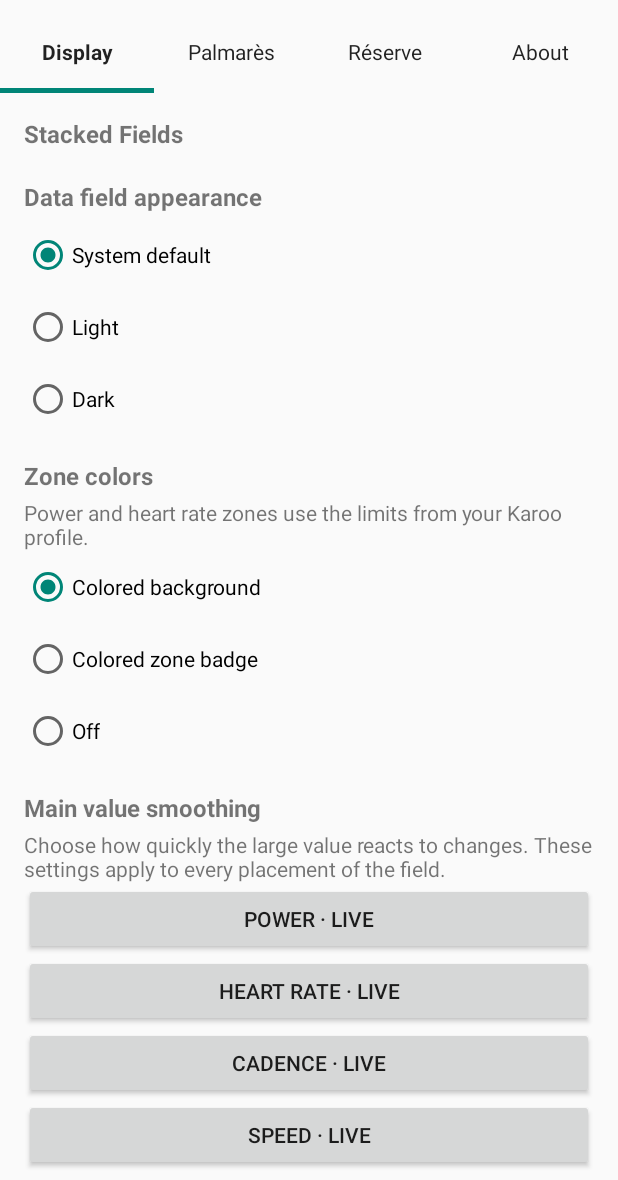
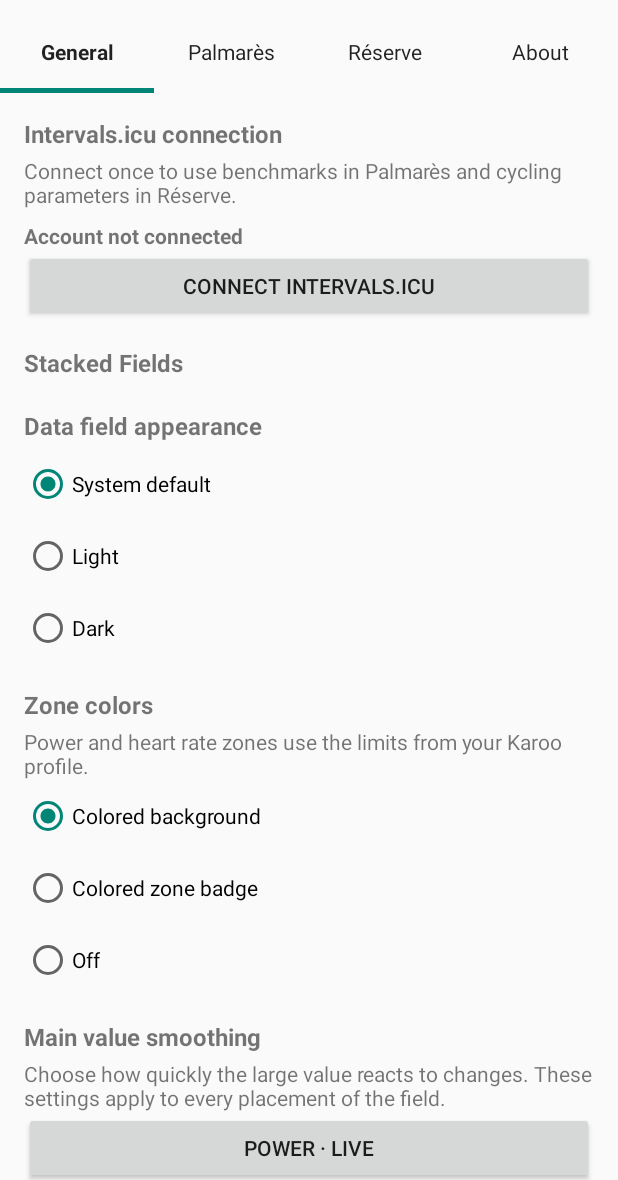
Before and after one commit to jlojkasek/ketape, an Android app: the screen it shows after launch (SettingsActivity), on a phone screen of 412 x 824 dp, the part 56-1236 px from its top. Run offline under Robolectric (Android 15) with nearby library versions, the phone set to English and light mode, and no system bars.

Commit message:
Show Intervals.icu connection in General settings

```diff
--- a/app/build.gradle.kts
+++ b/app/build.gradle.kts
@@ -7,8 +7,8 @@ android {
         applicationId = "io.github.jlojkasek.ketape"
         minSdk = 23
         targetSdk = 34
-        versionCode = 16
-        versionName = "1.1.4"
+        versionCode = 17
+        versionName = "1.1.5"
         testInstrumentationRunner = "androidx.test.runner.AndroidJUnitRunner"
     }
     buildFeatures { buildConfig = true }
--- a/app/src/main/kotlin/io/github/jlojkasek/ketape/SettingsActivity.kt
+++ b/app/src/main/kotlin/io/github/jlojkasek/ketape/SettingsActivity.kt
@@ -35,6 +35,7 @@ class SettingsActivity : Activity() {
     private lateinit var recordStatus: TextView
     private lateinit var defaultRecordStatusColors: ColorStateList
     private lateinit var recordFeedback: TextView
+    private lateinit var referenceFeedback: TextView
     private lateinit var recordDetails: LinearLayout
     private lateinit var recordValues: LinearLayout
     private lateinit var recordDates: TextView
@@ -66,6 +67,32 @@ class SettingsActivity : Activity() {
         }
 
         val display = settingsPage {
+            addView(label(R.string.intervals_connection_title, heading = true))
+            addView(label(R.string.intervals_connection_detail))
+            recordStatus = TextView(this@SettingsActivity).apply {
+                setTypeface(typeface, Typeface.BOLD)
+                setPadding(0, dp(8), 0, 0)
+            }.also {
+                defaultRecordStatusColors = it.textColors
+                addView(it)
+            }
+            recordFeedback = TextView(this@SettingsActivity).also { addView(it) }
+            connectButton = Button(this@SettingsActivity).apply {
+                setText(R.string.records_connect)
+                setOnClickListener { showApiKeyDialog() }
+            }.also { addView(it) }
+            disconnectButton = Button(this@SettingsActivity, null, android.R.attr.borderlessButtonStyle).apply {
+                setText(R.string.records_disconnect)
+                setOnClickListener {
+                    AlertDialog.Builder(this@SettingsActivity)
+                        .setMessage(R.string.records_disconnect_detail)
+                        .setNegativeButton(R.string.settings_cancel, null)
+                        .setPositiveButton(R.string.records_disconnect) { _, _ ->
+                            runRecordAction { records.disconnect() }
+                        }.show()
+                }
+            }.also { addView(it) }
+
             addView(label(R.string.stacked_fields_name, heading = true))
             addView(label(R.string.settings_theme, heading = true))
             addView(choices("theme", listOf(
@@ -145,18 +172,7 @@ class SettingsActivity : Activity() {
             addView(label(R.string.records_title, heading = true))
             addView(label(R.string.records_detail))
             addView(label(R.string.ride_continuity_help))
-            recordStatus = TextView(this@SettingsActivity).apply {
-                setTypeface(typeface, Typeface.BOLD)
-                setPadding(0, dp(8), 0, 0)
-            }.also {
-                defaultRecordStatusColors = it.textColors
-                addView(it)
-            }
-            recordFeedback = TextView(this@SettingsActivity).also { addView(it) }
-            connectButton = Button(this@SettingsActivity).apply {
-                setText(R.string.records_connect)
-                setOnClickListener { showApiKeyDialog() }
-            }.also { addView(it) }
+            referenceFeedback = TextView(this@SettingsActivity).also { addView(it) }
             addView(label(R.string.power_best_durations, heading = true))
             addView(label(R.string.power_best_durations_detail))
             addView(Button(this@SettingsActivity).apply {
@@ -187,17 +203,6 @@ class SettingsActivity : Activity() {
                         prefs.edit().putBoolean(RECORD_SOUND, enabled).apply()
                     }
                 })
-                disconnectButton = Button(this@SettingsActivity, null, android.R.attr.borderlessButtonStyle).apply {
-                    setText(R.string.records_disconnect)
-                    setOnClickListener {
-                        AlertDialog.Builder(this@SettingsActivity)
-                            .setMessage(R.string.records_disconnect_detail)
-                            .setNegativeButton(R.string.settings_cancel, null)
-                            .setPositiveButton(R.string.records_disconnect) { _, _ ->
-                                runRecordAction { records.disconnect() }
-                            }.show()
-                    }
-                }.also { addView(it) }
             }.also { addView(it) }
 
         }
@@ -589,6 +594,7 @@ class SettingsActivity : Activity() {
         connectButton.isEnabled = !busy
         recordDetails.visibility = if (connected) View.VISIBLE else View.GONE
         syncButton.isEnabled = !busy
+        disconnectButton.visibility = if (connected) View.VISIBLE else View.GONE
         disconnectButton.isEnabled = !busy
         val showConnected = connected && message != R.string.records_key_rejected
         recordStatus.setTextColor(if (showConnected)
@@ -600,6 +606,8 @@ class SettingsActivity : Activity() {
         }
         recordFeedback.text = feedback ?: message?.let { getString(it) }.orEmpty()
         recordFeedback.visibility = if (recordFeedback.text.isEmpty()) View.GONE else View.VISIBLE
+        referenceFeedback.text = recordFeedback.text
+        referenceFeedback.visibility = recordFeedback.visibility
         recordDates.text = periods.joinToString("\n") { period ->
             val syncedAt = records.syncedAt(period)
             val detail = if (syncedAt == 0L) getString(R.string.records_pending) else Date(syncedAt).let {
--- a/app/src/main/res/values/reserve_strings.xml
+++ b/app/src/main/res/values/reserve_strings.xml
@@ -21,7 +21,7 @@
   <string name="reserve_capacity_error">Enter 1 to 100 kJ</string>
   <string name="reserve_syncing">Syncing…</string>
   <string name="reserve_synced">Power parameters synced</string>
-  <string name="reserve_key_rejected">API key rejected. Reconnect in Palmarès.</string>
+  <string name="reserve_key_rejected">API key rejected. Reconnect in General.</string>
   <string name="reserve_http_error">Intervals.icu returned HTTP %1$d. Stored values are still available.</string>
   <string name="reserve_sync_error">Could not sync. Check the connection and try again.</string>
   <string name="reserve_display">Display settings</string>
@@ -31,7 +31,7 @@
   <string name="reserve_low_threshold">Low reserve threshold</string>
   <string name="reserve_explanation">Réserve models remaining work above your reference power. It does not measure overall fatigue or guarantee performance. Parameters stay fixed during a ride. After a restart, ⚠ marks uncertain continuity: up to 15 seconds and all earlier graph points may be missing. Without a recent checkpoint, the model starts full.</string>
   <string name="reserve_sync_after_ride">Sync is available after the ride ends.</string>
-  <string name="reserve_connect_first">Connect Intervals.icu in Palmarès first.</string>
+  <string name="reserve_connect_first">Connect Intervals.icu in General first.</string>
   <string name="reserve_invalid_sport">Set a valid cycling FTP and W′ in Intervals.icu.</string>
   <string name="reserve_ready">Start a ride</string>
   <string name="reserve_configure">Set CP and W′</string>
--- a/app/src/main/res/values/strings.xml
+++ b/app/src/main/res/values/strings.xml
@@ -26,6 +26,8 @@
   <string name="settings_setup">Edit a data page in your Karoo profile and select a field under kEtape.</string>
   <string name="settings_updates">Find updates in the app manager on your Karoo.</string>
   <string name="settings_version">Version %1$s</string>
+  <string name="intervals_connection_title">Intervals.icu connection</string>
+  <string name="intervals_connection_detail">Connect once to use benchmarks in Palmarès and cycling parameters in Réserve.</string>
   <string name="records_title">Intervals.icu best efforts</string>
   <string name="records_connect">Connect Intervals.icu</string>
   <string name="records_disconnect">Disconnect Intervals.icu</string>
@@ -66,7 +68,7 @@
   <string name="comparison_accessible_ride">Ride best %1$s</string>
   <string name="comparison_accessible_reference">%1$s reference %2$s</string>
   <string name="records_both">Both periods</string>
-  <string name="settings_tab_display">Display</string>
+  <string name="settings_tab_display">General</string>
   <string name="settings_tab_about">About</string>
   <string name="comparison_power_unit">Power (W)</string>
   <string name="power_best_table">Palmarès Table</string>
@@ -90,7 +92,7 @@
   <string name="cadence_description">Live cadence with ride stats or left/right power balance.</string>
   <string name="best_comparison_description">See your best power for each duration alongside your Intervals.icu benchmarks.</string>
   <string name="power_best_description">See your ride best and Intervals.icu benchmarks in a compact field that cycles through your chosen durations.</string>
-  <string name="records_detail">Compare your ride bests with your season, the last 42 days, or both. Connect Intervals.icu to get your benchmarks.</string>
+  <string name="records_detail">Compare your ride bests with your season, the last 42 days, or both.</string>
   <string name="stacked_fields_name">Stacked Fields</string>
   <string name="records_hide_api_key">Hide API key</string>
     <string name="reserve_balance">Réserve – Balance</string>
```
Also changed, not shown: 4 other files.
